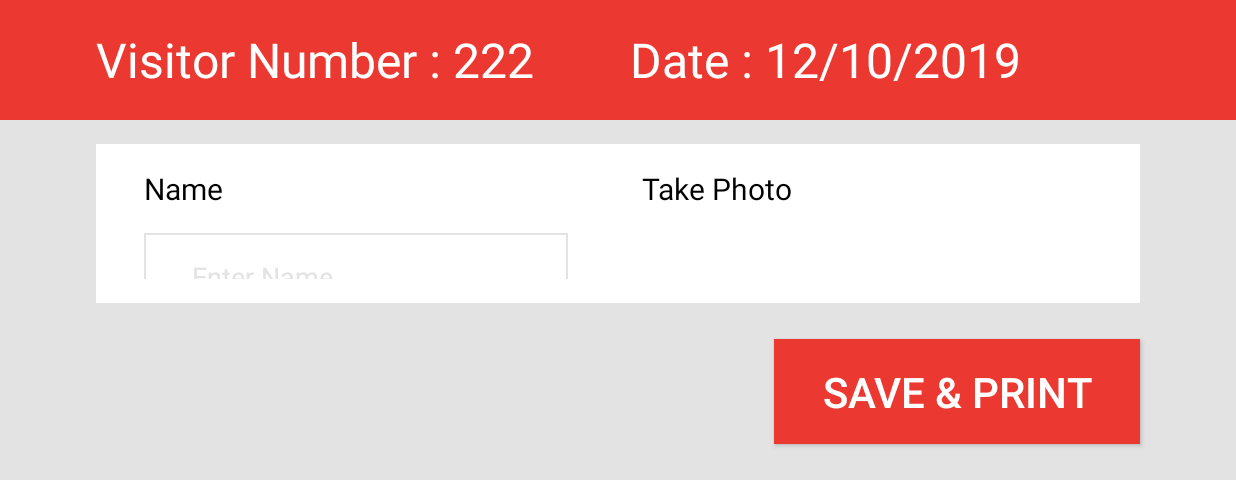
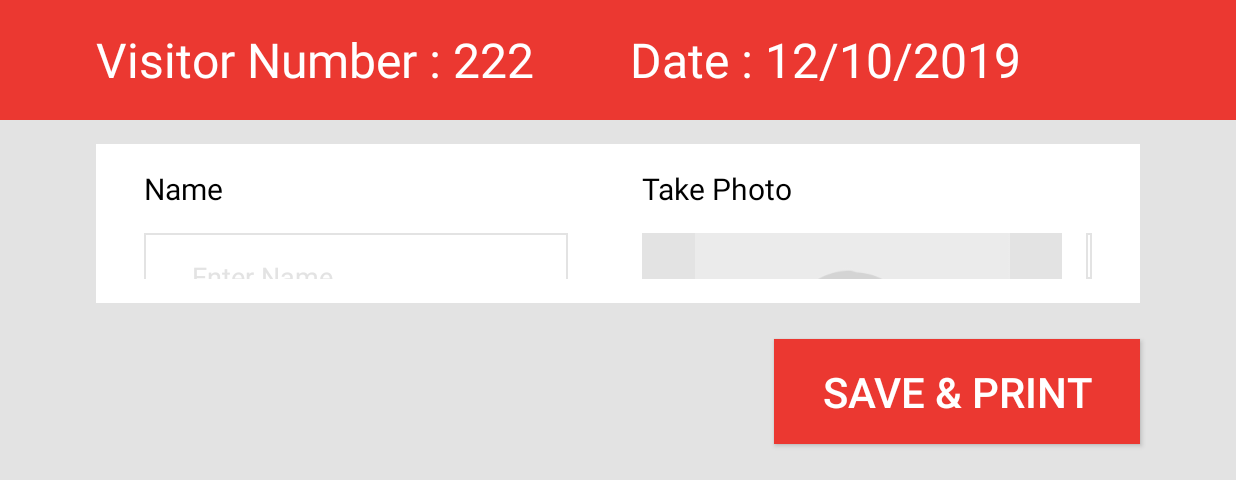
Before and after one commit to HarisWeitani/VisitorManagementSystem, an Android app: the screen it shows after launch (MainActivity), on a phone screen of 824 x 412 dp (held sideways), the part 138-618 px from its top. Run offline under Robolectric (Android 15) with nearby library versions, the phone set to English and light mode, and no system bars.

```diff
--- a/app/src/main/AndroidManifest.xml
+++ b/app/src/main/AndroidManifest.xml
@@ -4,6 +4,8 @@
 
     <uses-permission android:name="android.permission.INTERNET" />
     <uses-permission android:name="android.permission.CAMERA" />
+    <uses-feature android:name="android.hardware.camera" android:required="false" />
+    <uses-feature android:name="android.hardware.camera.front" android:required="false" />
 
     <application
         android:allowBackup="true"
--- a/app/src/main/java/com/hw/vms/visitormanagementsystem/CameraPreview.kt
+++ b/app/src/main/java/com/hw/vms/visitormanagementsystem/CameraPreview.kt
@@ -20,7 +20,8 @@ class CameraPreview(internal var context: Context,internal var camera : Camera)
     }
 
     override fun surfaceDestroyed(holder: SurfaceHolder?) {
-
+        camera.stopPreview()
+        camera.release()
     }
 
     override fun surfaceCreated(holder: SurfaceHolder?) {
@@ -30,11 +31,14 @@ class CameraPreview(internal var context: Context,internal var camera : Camera)
             params.set("orientation","potrait")
             camera.setDisplayOrientation(90)
             params.setRotation(90)
+            params.set("camera-id","2")
         }else{
             params.set("orientation","landscape")
             camera.setDisplayOrientation(0)
             params.setRotation(0)
+            params.set("camera-id","2")
         }
+
         camera.parameters = params
         try{
             camera.setPreviewDisplay(holder)
--- a/app/src/main/res/layout/activity_main.xml
+++ b/app/src/main/res/layout/activity_main.xml
@@ -210,17 +210,20 @@
                 >
                 <FrameLayout
                     android:id="@+id/layout_camera"
-                    android:layout_width="300dp"
-                    android:layout_height="300dp">
-                    <ImageView
-                        android:id="@+id/iv_profile_picture"
-                        android:layout_width="300dp"
-                        android:layout_height="300dp"
-                        android:src="@drawable/profile_picture_default"
-                        android:visibility="gone"
-                        />
+                    android:layout_width="280dp"
+                    android:layout_height="210dp"
+                    android:visibility="gone"
+                    >
+
                 </FrameLayout>
 
+                <ImageView
+                    android:id="@+id/iv_profile_picture"
+                    android:layout_width="280dp"
+                    android:layout_height="210dp"
+                    android:src="@drawable/profile_picture_default"
+                    android:background="@color/background_grey"
+                    />
                 <Button
                     android:id="@+id/btn_start_camera"
                     android:layout_width="wrap_content"
@@ -238,7 +241,6 @@
                     android:background="@drawable/button_res"
                     />
             </LinearLayout>
-
 
         </LinearLayout>
 
```
Also changed, not shown: app/src/main/java/com/hw/vms/visitormanagementsystem/MainActivity.kt (+71 -53 lines), 1 other file.
